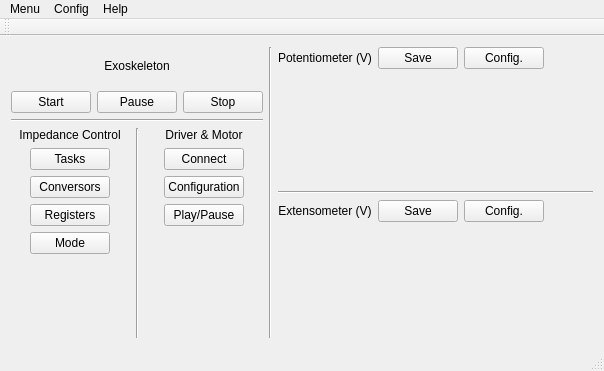
Qt form mainwindow.ui (dkyabuki/ICT) before a commit.
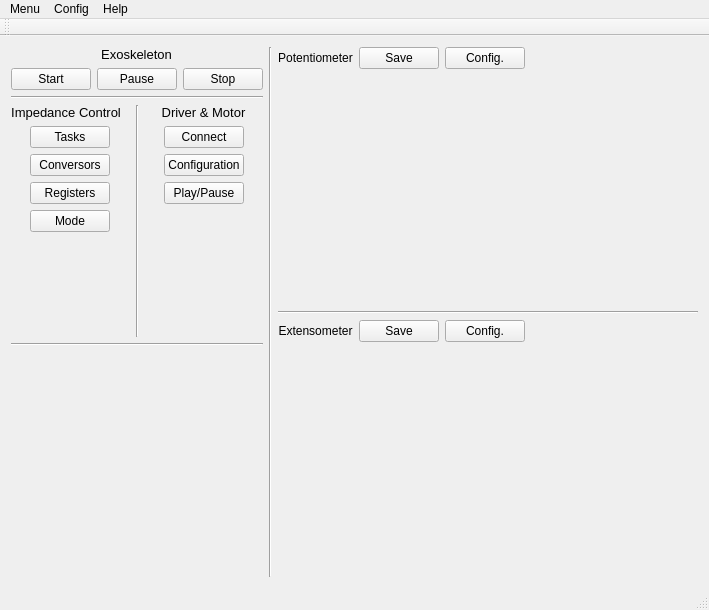
The same form after that commit. Custom widgets are drawn as their Qt base class.

```diff
--- a/mainwindow.ui
+++ b/mainwindow.ui
@@ -6,8 +6,8 @@
    <rect>
     <x>0</x>
     <y>0</y>
-    <width>604</width>
-    <height>371</height>
+    <width>709</width>
+    <height>610</height>
    </rect>
   </property>
   <property name="windowTitle">
@@ -15,12 +15,19 @@
   </property>
   <widget class="QWidget" name="centralWidget">
    <layout class="QGridLayout" name="gridLayout_3">
-    <item row="3" column="4" rowspan="2">
-     <layout class="QVBoxLayout" name="verticalLayout_4">
-      <item alignment="Qt::AlignHCenter">
-       <widget class="QLabel" name="label_3">
+    <item row="0" column="6" rowspan="7">
+     <widget class="Line" name="line">
+      <property name="orientation">
+       <enum>Qt::Vertical</enum>
+      </property>
+     </widget>
+    </item>
+    <item row="0" column="5" rowspan="7">
+     <layout class="QGridLayout" name="gridLayout_4">
+      <item row="2" column="0" colspan="3">
+       <widget class="Line" name="line_2">
         <property name="sizePolicy">
-         <sizepolicy hsizetype="Fixed" vsizetype="Preferred">
+         <sizepolicy hsizetype="Minimum" vsizetype="Fixed">
           <horstretch>0</horstretch>
           <verstretch>0</verstretch>
          </sizepolicy>
@@ -28,58 +35,124 @@
         <property name="maximumSize">
          <size>
           <width>16777215</width>
-          <height>38</height>
+          <height>3</height>
          </size>
         </property>
-        <property name="text">
-         <string>Driver &amp; Motor</string>
+        <property name="orientation">
+         <enum>Qt::Horizontal</enum>
         </property>
-        <property name="alignment">
-         <set>Qt::AlignCenter</set>
-        </property>
        </widget>
       </item>
-      <item alignment="Qt::AlignHCenter">
-       <widget class="QPushButton" name="connButton">
-        <property name="sizePolicy">
-         <sizepolicy hsizetype="Fixed" vsizetype="Fixed">
-          <horstretch>0</horstretch>
-          <verstretch>0</verstretch>
-         </sizepolicy>
-        </property>
-        <property name="text">
-         <string>Connect</string>
-        </property>
-       </widget>
+      <item row="3" column="0">
+       <layout class="QVBoxLayout" name="verticalLayout_3">
+        <item>
+         <widget class="QLabel" name="label_2">
+          <property name="sizePolicy">
+           <sizepolicy hsizetype="Fixed" vsizetype="Preferred">
+            <horstretch>0</horstretch>
+            <verstretch>0</verstretch>
+           </sizepolicy>
+          </property>
+          <property name="maximumSize">
+           <size>
+            <width>16777215</width>
+            <height>38</height>
+           </size>
+          </property>
+          <property name="font">
+           <font>
+            <pointsize>10</pointsize>
+           </font>
+          </property>
+          <property name="text">
+           <string>Impedance Control</string>
+          </property>
+          <property name="alignment">
+           <set>Qt::AlignCenter</set>
+          </property>
+         </widget>
+        </item>
+        <item alignment="Qt::AlignHCenter">
+         <widget class="QPushButton" name="taskButton">
+          <property name="sizePolicy">
+           <sizepolicy hsizetype="Fixed" vsizetype="Fixed">
+            <horstretch>0</horstretch>
+            <verstretch>0</verstretch>
+           </sizepolicy>
+          </property>
+          <property name="whatsThis">
+           <string>&lt;html&gt;&lt;head/&gt;&lt;body&gt;&lt;p&gt;Configure task parameters&lt;/p&gt;&lt;/body&gt;&lt;/html&gt;</string>
+          </property>
+          <property name="text">
+           <string>Tasks</string>
+          </property>
+         </widget>
+        </item>
+        <item alignment="Qt::AlignHCenter">
+         <widget class="QPushButton" name="convButton">
+          <property name="sizePolicy">
+           <sizepolicy hsizetype="Fixed" vsizetype="Fixed">
+            <horstretch>0</horstretch>
+            <verstretch>0</verstretch>
+           </sizepolicy>
+          </property>
+          <property name="toolTip">
+           <string>&lt;html&gt;&lt;head/&gt;&lt;body&gt;&lt;p&gt;Analog-Digital and Digital-Analog conversors' parameters&lt;/p&gt;&lt;/body&gt;&lt;/html&gt;</string>
+          </property>
+          <property name="text">
+           <string>Conversors</string>
+          </property>
+         </widget>
+        </item>
+        <item alignment="Qt::AlignHCenter">
+         <widget class="QPushButton" name="regButton">
+          <property name="sizePolicy">
+           <sizepolicy hsizetype="Fixed" vsizetype="Fixed">
+            <horstretch>0</horstretch>
+            <verstretch>0</verstretch>
+           </sizepolicy>
+          </property>
+          <property name="whatsThis">
+           <string>&lt;html&gt;&lt;head/&gt;&lt;body&gt;&lt;p&gt;Alter program registers&lt;/p&gt;&lt;/body&gt;&lt;/html&gt;</string>
+          </property>
+          <property name="text">
+           <string>Registers</string>
+          </property>
+         </widget>
+        </item>
+        <item alignment="Qt::AlignHCenter">
+         <widget class="QPushButton" name="modeButton">
+          <property name="sizePolicy">
+           <sizepolicy hsizetype="Fixed" vsizetype="Fixed">
+            <horstretch>0</horstretch>
+            <verstretch>0</verstretch>
+           </sizepolicy>
+          </property>
+          <property name="whatsThis">
+           <string>&lt;html&gt;&lt;head/&gt;&lt;body&gt;&lt;p&gt;Set operation mode&lt;/p&gt;&lt;/body&gt;&lt;/html&gt;</string>
+          </property>
+          <property name="text">
+           <string>Mode</string>
+          </property>
+         </widget>
+        </item>
+        <item>
+         <spacer name="verticalSpacer_2">
+          <property name="orientation">
+           <enum>Qt::Vertical</enum>
+          </property>
+          <property name="sizeHint" stdset="0">
+           <size>
+            <width>20</width>
+            <height>40</height>
+           </size>
+          </property>
+         </spacer>
+        </item>
+       </layout>
       </item>
-      <item alignment="Qt::AlignHCenter">
-       <widget class="QPushButton" name="driverConfigButton">
-        <property name="sizePolicy">
-         <sizepolicy hsizetype="Fixed" vsizetype="Fixed">
-          <horstretch>0</horstretch>
-          <verstretch>0</verstretch>
-         </sizepolicy>
-        </property>
-        <property name="text">
-         <string>Configuration</string>
-        </property>
-       </widget>
-      </item>
-      <item alignment="Qt::AlignHCenter">
-       <widget class="QPushButton" name="driverPlayPauseButton">
-        <property name="sizePolicy">
-         <sizepolicy hsizetype="Fixed" vsizetype="Fixed">
-          <horstretch>0</horstretch>
-          <verstretch>0</verstretch>
-         </sizepolicy>
-        </property>
-        <property name="text">
-         <string>Play/Pause</string>
-        </property>
-       </widget>
-      </item>
-      <item>
-       <spacer name="verticalSpacer">
+      <item row="5" column="0" colspan="3">
+       <spacer name="verticalSpacer_3">
         <property name="orientation">
          <enum>Qt::Vertical</enum>
         </property>
@@ -91,9 +164,179 @@
         </property>
        </spacer>
       </item>
+      <item row="0" column="0" colspan="3" alignment="Qt::AlignHCenter">
+       <widget class="QLabel" name="label">
+        <property name="sizePolicy">
+         <sizepolicy hsizetype="Fixed" vsizetype="Fixed">
+          <horstretch>0</horstretch>
+          <verstretch>0</verstretch>
+         </sizepolicy>
+        </property>
+        <property name="maximumSize">
+         <size>
+          <width>16777215</width>
+          <height>38</height>
+         </size>
+        </property>
+        <property name="font">
+         <font>
+          <pointsize>10</pointsize>
+         </font>
+        </property>
+        <property name="text">
+         <string>Exoskeleton</string>
+        </property>
+        <property name="alignment">
+         <set>Qt::AlignCenter</set>
+        </property>
+       </widget>
+      </item>
+      <item row="1" column="0" colspan="3">
+       <layout class="QHBoxLayout" name="horizontalLayout_2">
+        <property name="sizeConstraint">
+         <enum>QLayout::SetFixedSize</enum>
+        </property>
+        <item>
+         <widget class="QPushButton" name="controlStartButton">
+          <property name="sizePolicy">
+           <sizepolicy hsizetype="Fixed" vsizetype="Fixed">
+            <horstretch>0</horstretch>
+            <verstretch>0</verstretch>
+           </sizepolicy>
+          </property>
+          <property name="text">
+           <string>Start</string>
+          </property>
+         </widget>
+        </item>
+        <item>
+         <widget class="QPushButton" name="controlPauseButton">
+          <property name="sizePolicy">
+           <sizepolicy hsizetype="Fixed" vsizetype="Fixed">
+            <horstretch>0</horstretch>
+            <verstretch>0</verstretch>
+           </sizepolicy>
+          </property>
+          <property name="text">
+           <string>Pause</string>
+          </property>
+         </widget>
+        </item>
+        <item>
+         <widget class="QPushButton" name="controlStopButton">
+          <property name="sizePolicy">
+           <sizepolicy hsizetype="Fixed" vsizetype="Fixed">
+            <horstretch>0</horstretch>
+            <verstretch>0</verstretch>
+           </sizepolicy>
+          </property>
+          <property name="text">
+           <string>Stop</string>
+          </property>
+         </widget>
+        </item>
+       </layout>
+      </item>
+      <item row="3" column="2">
+       <layout class="QVBoxLayout" name="verticalLayout_4">
+        <item alignment="Qt::AlignHCenter">
+         <widget class="QLabel" name="label_3">
+          <property name="sizePolicy">
+           <sizepolicy hsizetype="Fixed" vsizetype="Preferred">
+            <horstretch>0</horstretch>
+            <verstretch>0</verstretch>
+           </sizepolicy>
+          </property>
+          <property name="maximumSize">
+           <size>
+            <width>16777215</width>
+            <height>38</height>
+           </size>
+          </property>
+          <property name="font">
+           <font>
+            <pointsize>10</pointsize>
+           </font>
+          </property>
+          <property name="text">
+           <string>Driver &amp; Motor</string>
+          </property>
+          <property name="alignment">
+           <set>Qt::AlignCenter</set>
+          </property>
+         </widget>
+        </item>
+        <item alignment="Qt::AlignHCenter">
+         <widget class="QPushButton" name="connButton">
+          <property name="sizePolicy">
+           <sizepolicy hsizetype="Fixed" vsizetype="Fixed">
+            <horstretch>0</horstretch>
+            <verstretch>0</verstretch>
+           </sizepolicy>
+          </property>
+          <property name="text">
+           <string>Connect</string>
+          </property>
+         </widget>
+        </item>
+        <item alignment="Qt::AlignHCenter">
+         <widget class="QPushButton" name="driverConfigButton">
+          <property name="sizePolicy">
+           <sizepolicy hsizetype="Fixed" vsizetype="Fixed">
+            <horstretch>0</horstretch>
+            <verstretch>0</verstretch>
+           </sizepolicy>
+          </property>
+          <property name="text">
+           <string>Configuration</string>
+          </property>
+         </widget>
+        </item>
+        <item alignment="Qt::AlignHCenter">
+         <widget class="QPushButton" name="driverPlayPauseButton">
+          <property name="sizePolicy">
+           <sizepolicy hsizetype="Fixed" vsizetype="Fixed">
+            <horstretch>0</horstretch>
+            <verstretch>0</verstretch>
+           </sizepolicy>
+          </property>
+          <property name="text">
+           <string>Play/Pause</string>
+          </property>
+         </widget>
+        </item>
+        <item>
+         <spacer name="verticalSpacer">
+          <property name="orientation">
+           <enum>Qt::Vertical</enum>
+          </property>
+          <property name="sizeHint" stdset="0">
+           <size>
+            <width>20</width>
+            <height>40</height>
+           </size>
+          </property>
+         </spacer>
+        </item>
+       </layout>
+      </item>
+      <item row="3" column="1">
+       <widget class="Line" name="line_3">
+        <property name="orientation">
+         <enum>Qt::Vertical</enum>
+        </property>
+       </widget>
+      </item>
+      <item row="4" column="0" colspan="3">
+       <widget class="Line" name="line_5">
+        <property name="orientation">
+         <enum>Qt::Horizontal</enum>
+        </property>
+       </widget>
+      </item>
      </layout>
     </item>
-    <item row="0" column="7" rowspan="5" colspan="5">
+    <item row="0" column="7" rowspan="7" colspan="5">
      <layout class="QGridLayout" name="gridLayout">
       <item row="1" column="0" colspan="5">
        <widget class="QwtPlot" name="potPlot"/>
@@ -162,7 +405,7 @@
       <item row="3" column="0" colspan="2">
        <widget class="QLabel" name="label_6">
         <property name="text">
-         <string>Extensometer (V)</string>
+         <string>Extensometer</string>
         </property>
         <property name="alignment">
          <set>Qt::AlignCenter</set>
@@ -172,7 +415,7 @@
       <item row="0" column="0" colspan="2">
        <widget class="QLabel" name="label_4">
         <property name="text">
-         <string>Potentiometer (V)</string>
+         <string>Potentiometer</string>
         </property>
         <property name="alignment">
          <set>Qt::AlignCenter</set>
@@ -184,207 +427,6 @@
       </item>
      </layout>
     </item>
-    <item row="0" column="2" colspan="3" alignment="Qt::AlignHCenter">
-     <widget class="QLabel" name="label">
-      <property name="sizePolicy">
-       <sizepolicy hsizetype="Fixed" vsizetype="Fixed">
-        <horstretch>0</horstretch>
-        <verstretch>0</verstretch>
-       </sizepolicy>
-      </property>
-      <property name="maximumSize">
-       <size>
-        <width>16777215</width>
-        <height>38</height>
-       </size>
-      </property>
-      <property name="text">
-       <string>Exoskeleton</string>
-      </property>
-      <property name="alignment">
-       <set>Qt::AlignCenter</set>
-      </property>
-     </widget>
-    </item>
-    <item row="1" column="2" colspan="3">
-     <layout class="QHBoxLayout" name="horizontalLayout_2">
-      <item>
-       <widget class="QPushButton" name="controlStartButton">
-        <property name="sizePolicy">
-         <sizepolicy hsizetype="Fixed" vsizetype="Fixed">
-          <horstretch>0</horstretch>
-          <verstretch>0</verstretch>
-         </sizepolicy>
-        </property>
-        <property name="text">
-         <string>Start</string>
-        </property>
-       </widget>
-      </item>
-      <item>
-       <widget class="QPushButton" name="controlPauseButton">
-        <property name="sizePolicy">
-         <sizepolicy hsizetype="Fixed" vsizetype="Fixed">
-          <horstretch>0</horstretch>
-          <verstretch>0</verstretch>
-         </sizepolicy>
-        </property>
-        <property name="text">
-         <string>Pause</string>
-        </property>
-       </widget>
-      </item>
-      <item>
-       <widget class="QPushButton" name="controlStopButton">
-        <property name="sizePolicy">
-         <sizepolicy hsizetype="Fixed" vsizetype="Fixed">
-          <horstretch>0</horstretch>
-          <verstretch>0</verstretch>
-         </sizepolicy>
-        </property>
-        <property name="text">
-         <string>Stop</string>
-        </property>
-       </widget>
-      </item>
-     </layout>
-    </item>
-    <item row="0" column="6" rowspan="5">
-     <widget class="Line" name="line">
-      <property name="orientation">
-       <enum>Qt::Vertical</enum>
-      </property>
-     </widget>
-    </item>
-    <item row="2" column="2" colspan="3">
-     <widget class="Line" name="line_2">
-      <property name="sizePolicy">
-       <sizepolicy hsizetype="Minimum" vsizetype="Fixed">
-        <horstretch>0</horstretch>
-        <verstretch>0</verstretch>
-       </sizepolicy>
-      </property>
-      <property name="maximumSize">
-       <size>
-        <width>16777215</width>
-        <height>3</height>
-       </size>
-      </property>
-      <property name="orientation">
-       <enum>Qt::Horizontal</enum>
-      </property>
-     </widget>
-    </item>
-    <item row="3" column="3" rowspan="2">
-     <widget class="Line" name="line_3">
-      <property name="orientation">
-       <enum>Qt::Vertical</enum>
-      </property>
-     </widget>
-    </item>
-    <item row="3" column="2" rowspan="2">
-     <layout class="QVBoxLayout" name="verticalLayout_3">
-      <item alignment="Qt::AlignHCenter">
-       <widget class="QLabel" name="label_2">
-        <property name="sizePolicy">
-         <sizepolicy hsizetype="Fixed" vsizetype="Preferred">
-          <horstretch>0</horstretch>
-          <verstretch>0</verstretch>
-         </sizepolicy>
-        </property>
-        <property name="maximumSize">
-         <size>
-          <width>16777215</width>
-          <height>38</height>
-         </size>
-        </property>
-        <property name="text">
-         <string>Impedance Control</string>
-        </property>
-        <property name="alignment">
-         <set>Qt::AlignCenter</set>
-        </property>
-       </widget>
-      </item>
-      <item alignment="Qt::AlignHCenter">
-       <widget class="QPushButton" name="taskButton">
-        <property name="sizePolicy">
-         <sizepolicy hsizetype="Fixed" vsizetype="Fixed">
-          <horstretch>0</horstretch>
-          <verstretch>0</verstretch>
-         </sizepolicy>
-        </property>
-        <property name="whatsThis">
-         <string>&lt;html&gt;&lt;head/&gt;&lt;body&gt;&lt;p&gt;Configure task parameters&lt;/p&gt;&lt;/body&gt;&lt;/html&gt;</string>
-        </property>
-        <property name="text">
-         <string>Tasks</string>
-        </property>
-       </widget>
-      </item>
-      <item alignment="Qt::AlignHCenter">
-       <widget class="QPushButton" name="convButton">
-        <property name="sizePolicy">
-         <sizepolicy hsizetype="Fixed" vsizetype="Fixed">
-          <horstretch>0</horstretch>
-          <verstretch>0</verstretch>
-         </sizepolicy>
-        </property>
-        <property name="toolTip">
-         <string>&lt;html&gt;&lt;head/&gt;&lt;body&gt;&lt;p&gt;Analog-Digital and Digital-Analog conversors' parameters&lt;/p&gt;&lt;/body&gt;&lt;/html&gt;</string>
-        </property>
-        <property name="text">
-         <string>Conversors</string>
-        </property>
-       </widget>
-      </item>
-      <item alignment="Qt::AlignHCenter">
-       <widget class="QPushButton" name="regButton">
-        <property name="sizePolicy">
-         <sizepolicy hsizetype="Fixed" vsizetype="Fixed">
-          <horstretch>0</horstretch>
-          <verstretch>0</verstretch>
-         </sizepolicy>
-        </property>
-        <property name="whatsThis">
-         <string>&lt;html&gt;&lt;head/&gt;&lt;body&gt;&lt;p&gt;Alter program registers&lt;/p&gt;&lt;/body&gt;&lt;/html&gt;</string>
-        </property>
-        <property name="text">
-         <string>Registers</string>
-        </property>
-       </widget>
-      </item>
-      <item alignment="Qt::AlignHCenter">
-       <widget class="QPushButton" name="modeButton">
-        <property name="sizePolicy">
-         <sizepolicy hsizetype="Fixed" vsizetype="Fixed">
-          <horstretch>0</horstretch>
-          <verstretch>0</verstretch>
-         </sizepolicy>
-        </property>
-        <property name="whatsThis">
-         <string>&lt;html&gt;&lt;head/&gt;&lt;body&gt;&lt;p&gt;Set operation mode&lt;/p&gt;&lt;/body&gt;&lt;/html&gt;</string>
-        </property>
-        <property name="text">
-         <string>Mode</string>
-        </property>
-       </widget>
-      </item>
-      <item>
-       <spacer name="verticalSpacer_2">
-        <property name="orientation">
-         <enum>Qt::Vertical</enum>
-        </property>
-        <property name="sizeHint" stdset="0">
-         <size>
-          <width>20</width>
-          <height>40</height>
-         </size>
-        </property>
-       </spacer>
-      </item>
-     </layout>
-    </item>
    </layout>
   </widget>
   <widget class="QMenuBar" name="menuBar">
@@ -392,7 +434,7 @@
     <rect>
      <x>0</x>
      <y>0</y>
-     <width>604</width>
+     <width>709</width>
      <height>21</height>
     </rect>
    </property>
```
